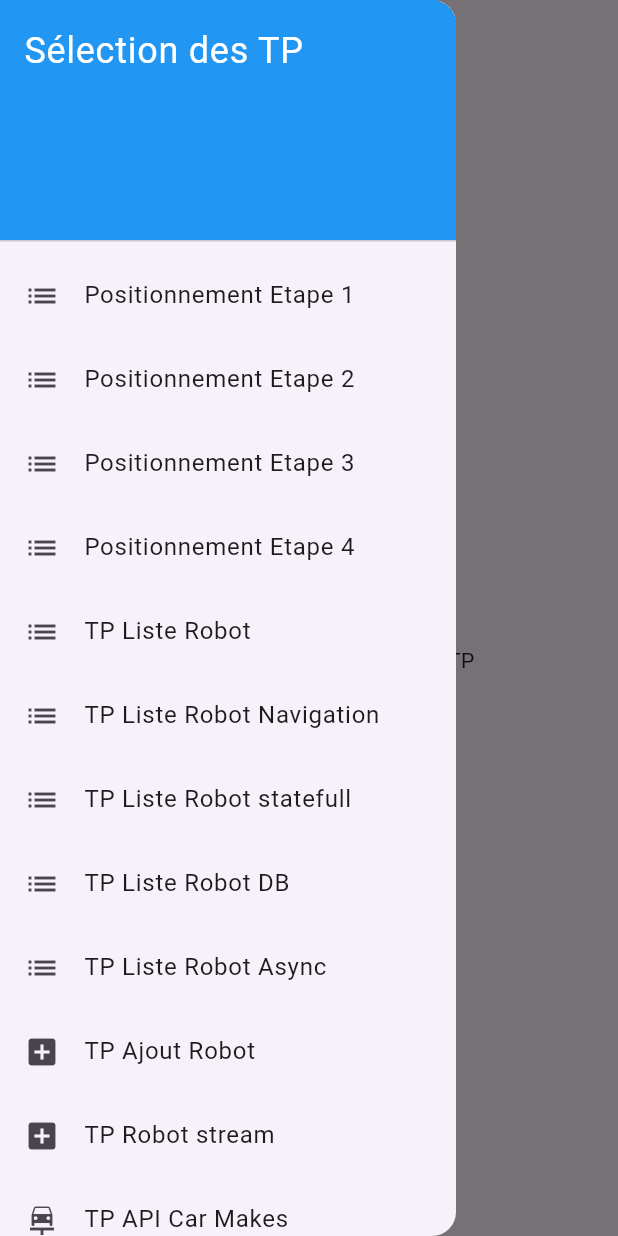
After one commit to LargeGaultier/FlutterTpCorrection, a Flutter app: the screen it shows after launch, with the side drawer open, on a phone screen of 412 x 824 dp. The commit adds this screen. Run offline on Flutter 3.47's test engine with Material 3 defaults, Android fonts, the phone set to English and light mode, and no system bars; our stand-ins replace sqflite; accounts and stored records are empty.

Commit message:
Ajout du drawer

```diff
--- a/lib/Widget/Robots/robotlist.dart
+++ b/lib/Widget/Robots/robotlist.dart
@@ -1,5 +1,5 @@
 import 'package:flutter/material.dart';
-import 'package:flutterlearningproject/Domain/Robot.dart';
+import 'package:flutterlearningproject/Domain/robot.dart';
 
 class RobotList extends StatelessWidget {
   final List<robot_nettoyeur> robotnettoyeurList;
--- /dev/null
+++ b/lib/Widget/navigation/Drawer.dart
@@ -0,0 +1,189 @@
+import 'package:flutter/material.dart';
+import 'package:flutterlearningproject/Domain/robot.dart';
+import 'package:flutterlearningproject/Widget/Capteurs/CameraPage.dart';
+import 'package:flutterlearningproject/Widget/Robots/RobotDbList.dart';
+import 'package:flutterlearningproject/Widget/Robots/RobotListAsync.dart';
+import 'package:flutterlearningproject/Widget/Robots/RobotListWithAdd.dart';
+import 'package:flutterlearningproject/Widget/Robots/RobotListstatefull.dart';
+import 'package:flutterlearningproject/Widget/Robots/robotStream.dart';
+import 'package:flutterlearningproject/Widget/Robots/robotlist.dart';
+import 'package:flutterlearningproject/Widget/backendinteraction/CarMakesScreen.dart';
+import 'package:flutterlearningproject/Widget/navigation/HomeScreen.dart';
+import 'package:flutterlearningproject/Widget/positionnement/etape1.dart';
+import 'package:flutterlearningproject/Widget/positionnement/etape2.dart';
+import 'package:flutterlearningproject/Widget/positionnement/etape3.dart';
+import 'package:flutterlearningproject/Widget/positionnement/etape4.dart';
+import 'package:flutterlearningproject/Widget/Robots/RobotListNavigation.dart';
+
+class DrawerHomeScreen extends StatelessWidget {
+  const DrawerHomeScreen({Key? key}) : super(key: key);
+
+  @override
+  Widget build(BuildContext context) {
+    return Scaffold(
+      appBar: AppBar(
+        title: Text('Sélecteur de TP'),
+      ),
+      drawer: Drawer(
+        child: ListView(
+          padding: EdgeInsets.zero,
+          children: [
+            const DrawerHeader(
+              decoration: BoxDecoration(color: Colors.blue),
+              child: Text(
+                'Sélection des TP',
+                style: TextStyle(
+                  color: Colors.white,
+                  fontSize: 24,
+                ),
+              ),
+            ),
+             ListTile(
+              leading: Icon(Icons.list),
+              title: Text('Positionnement Etape 1'),
+              onTap: () {
+                Navigator.push(
+                  context,
+                  MaterialPageRoute(builder: (context) => Etape1()), // Remplace par la classe de ton TP
+                );
+              },
+            ),
+             ListTile(
+              leading: Icon(Icons.list),
+              title: Text('Positionnement Etape 2'),
+              onTap: () {
+                Navigator.push(
+                  context,
+                  MaterialPageRoute(builder: (context) => Etape2()), // Remplace par la classe de ton TP
+                );
+              },
+            ),
+             ListTile(
+              leading: Icon(Icons.list),
+              title: Text('Positionnement Etape 3'),
+              onTap: () {
+                Navigator.push(
+                  context,
+                  MaterialPageRoute(builder: (context) => Etape3()), // Remplace par la classe de ton TP
+                );
+              },
+            ),
+             ListTile(
+              leading: Icon(Icons.list),
+              title: Text('Positionnement Etape 4'),
+              onTap: () {
+                Navigator.push(
+                  context,
+                  MaterialPageRoute(builder: (context) => Etape4()), // Remplace par la classe de ton TP
+                );
+              },
+            ),
+              ListTile(
+              leading: Icon(Icons.list),
+              title: Text('TP Liste Robot'),
+              onTap: () {
+                Navigator.push(
+                  context,
+                  MaterialPageRoute(builder: (context) => RobotList(robotnettoyeurList: [
+                    robot_nettoyeur("Robot 1", "Model 1", "1985"),
+                    robot_nettoyeur("Robot 2", "Model 2", "1986"),
+                    robot_nettoyeur("Robot 3", "Model 3", "1987")],)),
+                );
+              },
+            ),
+              ListTile(
+              leading: Icon(Icons.list),
+              title: Text('TP Liste Robot Navigation'),
+              onTap: () {
+                Navigator.push(
+                  context,
+                  MaterialPageRoute(builder: (context) => RobotListNavigation())
+                  );
+              },
+            ),
+              ListTile(
+              leading: Icon(Icons.list),
+              title: Text('TP Liste Robot statefull'),
+              onTap: () {
+                Navigator.push(
+                  context,
+                  MaterialPageRoute(builder: (context) => RobotListStateFull(robotnettoyeurList: [
+                    robot_nettoyeur("Robot 1", "Model 1", "1985"),
+                    robot_nettoyeur("Robot 2", "Model 2", "1986"),
+                    robot_nettoyeur("Robot 3", "Model 3", "1987")]))
+                  );
+              },
+            ),
+            ListTile(
+              leading: Icon(Icons.list),
+              title: Text('TP Liste Robot DB'),
+              onTap: () {
+                Navigator.push(
+                  context,
+                  MaterialPageRoute(builder: (context) => RobotDbList()), // Remplace par la classe de ton TP
+                );
+              },
+            ),
+              ListTile(
+              leading: Icon(Icons.list),
+              title: Text('TP Liste Robot Async'),
+              onTap: () {
+                Navigator.push(
+                  context,
+                  MaterialPageRoute(builder: (context) => RobotListScreenAsync()), // Remplace par la classe de ton TP
+                );
+              },
+            ),
+            ListTile(
+              leading: Icon(Icons.add_box),
+              title: Text('TP Ajout Robot'),
+              onTap: () {
+                Navigator.push(
+                  context,
+                  MaterialPageRoute(builder: (context) => RobotListWithAdd()), // Remplace par la classe de ton TP
+                );
+              },
+            ),
+             ListTile(
+              leading: Icon(Icons.add_box),
+              title: Text('TP Robot stream'),
+              onTap: () {
+                Navigator.push(
+                  context,
+                  MaterialPageRoute(builder: (context) => RobotStreamScreen()), // Remplace par la classe de ton TP
+                );
+              },
+            ),
+
+            ListTile(
+              leading: Icon(Icons.car_repair),
+              title: Text('TP API Car Makes'),
+              onTap: () {
+                Navigator.push(
+                  context,
+                  MaterialPageRoute(builder: (context) => CarMakesScreen()), // Remplace par la classe de ton TP
+                );
+              },
+            ),
+            ListTile(
+              leading: Icon(Icons.home),
+              title: Text('TP Home Screen'),
+              onTap: () {
+                Navigator.push(
+                  context,
+                  MaterialPageRoute(builder: (context) => HomeScreen()), // Remplace par la classe de ton TP
+                );
+              },
+            ),
+          ],
+        ),
+      ),
+      body: Center(
+        child: Text('Bienvenue dans le sélecteur de TP'),
+      ),
+    );
+  }
+}
+
+class RobotStream {
+}
--- a/lib/Widget/navigation/HomeScreen.dart
+++ b/lib/Widget/navigation/HomeScreen.dart
@@ -40,7 +40,7 @@ class _HomeScreenState extends State<HomeScreen> {
           ),
           BottomNavigationBarItem(
             icon: Icon(Icons.business),
-            label: 'Etape 2',
+          label: 'Etape 2',
           ),
           BottomNavigationBarItem(
             icon: Icon(Icons.school),
--- a/lib/Widget/positionnement/etape3.dart
+++ b/lib/Widget/positionnement/etape3.dart
@@ -4,12 +4,12 @@ class Etape3 extends StatelessWidget {
   @override
   Widget build(BuildContext context) {
     return Scaffold(
-        appBar: AppBar(title: Text('Align Example')),
+        appBar: AppBar(title: const Text('Align Example')),
         body: Container(
           width: 300,
           height: 300,
           color: Colors.grey[300],
-          child: Stack(
+          child: const Stack(
             children: [
               Align(
                 alignment: Alignment.topLeft,
--- a/lib/main.dart
+++ b/lib/main.dart
@@ -10,6 +10,7 @@ import 'package:flutterlearningproject/Widget/Robots/RobotListWithAdd.dart';
 import 'package:flutterlearningproject/Widget/Robots/RobotListstatefull.dart';
 import 'package:flutterlearningproject/Widget/Robots/robotStream.dart';
 import 'package:flutterlearningproject/Widget/backendinteraction/CarMakesScreen.dart';
+import 'package:flutterlearningproject/Widget/navigation/Drawer.dart';
 import 'package:flutterlearningproject/Widget/navigation/HomeScreen.dart';
 import 'package:provider/provider.dart';
 
@@ -44,7 +45,7 @@ class MyApp extends StatelessWidget {
     robot_nettoyeur('Robo3', 'Model C', '2022'),
   ];
 
-    return MaterialApp(
+    return const MaterialApp(
       title: 'Flutter Demo',
       // theme: ThemeData(
       //   // This is the theme of your application.
@@ -65,10 +66,7 @@ class MyApp extends StatelessWidget {
       //   colorScheme: ColorScheme.fromSeed(seedColor: Colors.deepPurple),
       //   useMaterial3: true,
       // ),
-      home:  Scaffold(
-        appBar: AppBar(title: const Text('Async Robot List')),
-        body: RobotListInjection()
-        )
+      home:  DrawerHomeScreen()
 
         );
     }
```
Also changed, not shown: lib/Widget/Robots/RobotListNavigation.dart (+9 -2 lines), lib/Widget/positionnement/etape4.dart (+5 -5 lines).
